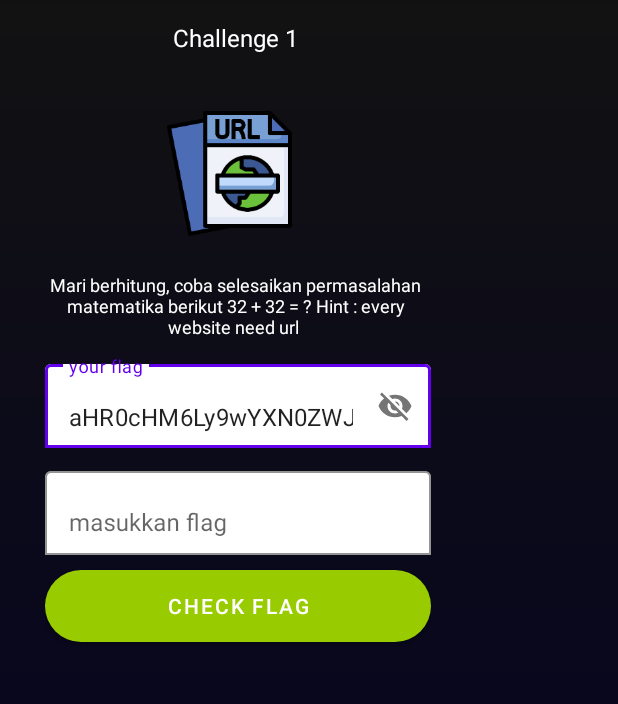
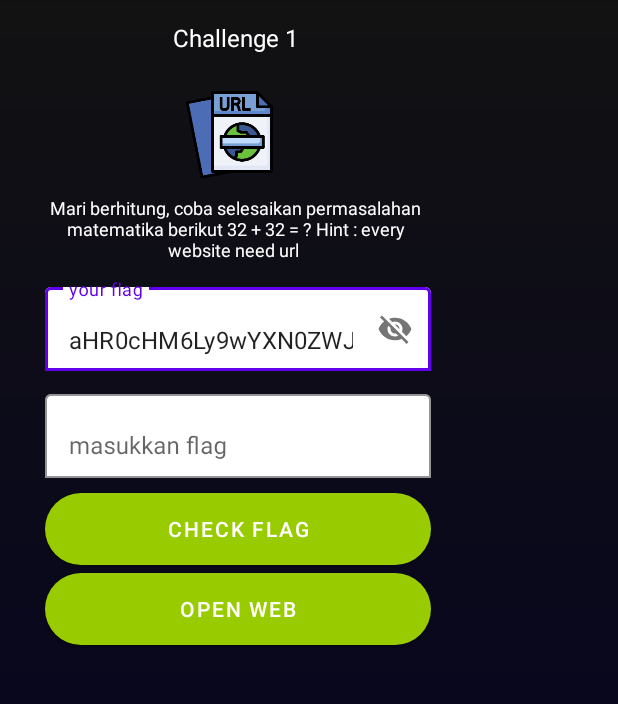
Before and after one commit to zhirobyte/AndroidApps, an Android app: the level_Easy screen opened directly, with no data from a screen before it, on a phone screen of 412 x 824 dp, the part 84-788 px from its top. Run offline under Robolectric (Android 15) with nearby library versions, the phone set to English and light mode, and no system bars; our stand-ins replace Firebase (no records; nobody signed in at launch, a user with empty details on screens opened directly).

Commit message:
update final UAS

```diff
--- a/app/src/main/java/com/example/prodctf/level_Easy.java
+++ b/app/src/main/java/com/example/prodctf/level_Easy.java
@@ -5,7 +5,9 @@ import androidx.appcompat.app.AppCompatActivity;
 
 import android.app.ProgressDialog;
 import android.content.Intent;
+import android.net.Uri;
 import android.os.Bundle;
+import android.view.View;
 import android.widget.Button;
 import android.widget.EditText;
 import android.widget.Toast;
@@ -19,8 +21,11 @@ import com.google.firebase.auth.FirebaseUser;
 public class level_Easy extends AppCompatActivity {
     private EditText editHint, editFlag;
     private Button btnCheck;
+    private Button btnWeb;
     private ProgressDialog progressDialog;
     private FirebaseAuth mAuth;
+
+
 
     @Override
     protected void onCreate(Bundle savedInstanceState) {
@@ -29,6 +34,7 @@ public class level_Easy extends AppCompatActivity {
         editHint = findViewById(R.id.hint);
         editFlag = findViewById(R.id.flag);
         btnCheck = findViewById(R.id.btn_check);
+        btnWeb  = findViewById(R.id.btn_web);
 
         // Initialize Firebase Auth
         mAuth = FirebaseAuth.getInstance();
@@ -45,7 +51,12 @@ public class level_Easy extends AppCompatActivity {
             }
         });
     }
-
+    public void Web(View view) {
+        Intent viewIntent =
+                new Intent("android.intent.action.VIEW",
+                        Uri.parse("https://google.com"));
+        startActivity(viewIntent);
+    }
     private void check(String hint, String flag){
         //Coding login
         progressDialog.show();
@@ -81,4 +92,6 @@ public class level_Easy extends AppCompatActivity {
         }
     }
 
+
+
 }
--- a/app/src/main/res/layout/activity_level_easy.xml
+++ b/app/src/main/res/layout/activity_level_easy.xml
@@ -36,7 +36,7 @@
 
         <ImageView
             android:layout_width="86dp"
-            android:layout_height="111dp"
+            android:layout_height="60dp"
             android:layout_marginLeft="80dp"
             android:src="@drawable/url"
             tools:layout_editor_absoluteX="89dp"
@@ -99,6 +99,18 @@
             android:textColor="@color/white"
             app:backgroundTint="@null" />
 
+        <Button
+            android:id="@+id/btn_web"
+            android:layout_width="match_parent"
+            android:layout_height="wrap_content"
+            android:layout_marginTop="5dp"
+            android:background="@drawable/roundedbutton"
+            android:onClick="Web"
+            android:text="Open Web"
+            android:textColor="@color/white"
+            app:backgroundTint="@null"
+            tools:ignore="OnClick" />
+
     </LinearLayout>
 
 </androidx.constraintlayout.widget.ConstraintLayout>
```
Also changed, not shown: app/src/main/java/com/example/prodctf/MainActivity.java (+16 -0 lines), app/src/main/java/com/example/prodctf/level_Hard.java (+10 -3 lines), app/src/main/java/com/example/prodctf/level_Medium.java (+9 -0 lines), app/src/main/res/layout/activity_level_hard.xml (+12 -1 lines), app/src/main/res/layout/activity_level_medium.xml (+12 -1 lines), app/src/main/res/layout/activity_main.xml (+14 -1 lines).
